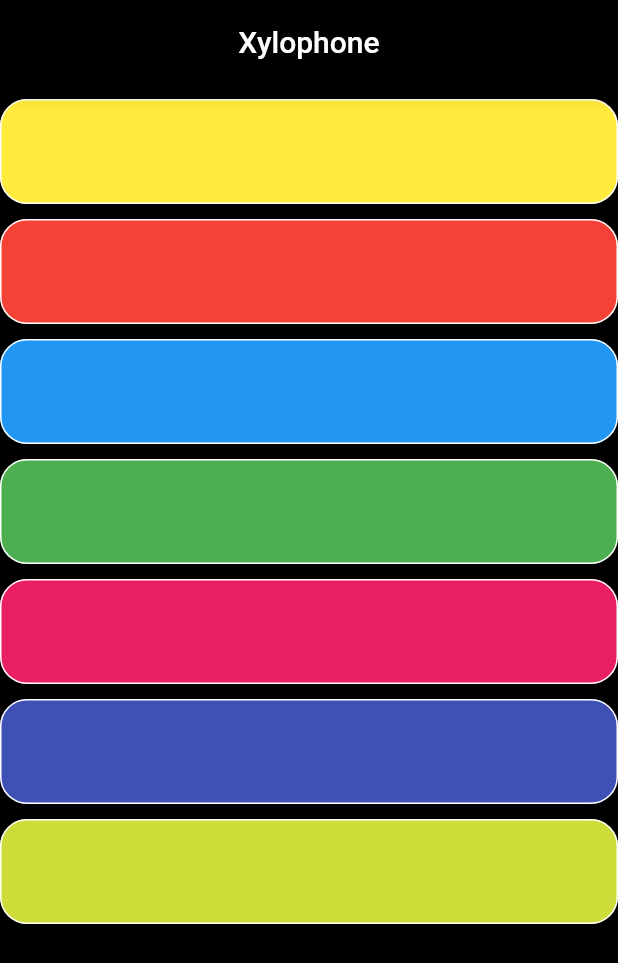
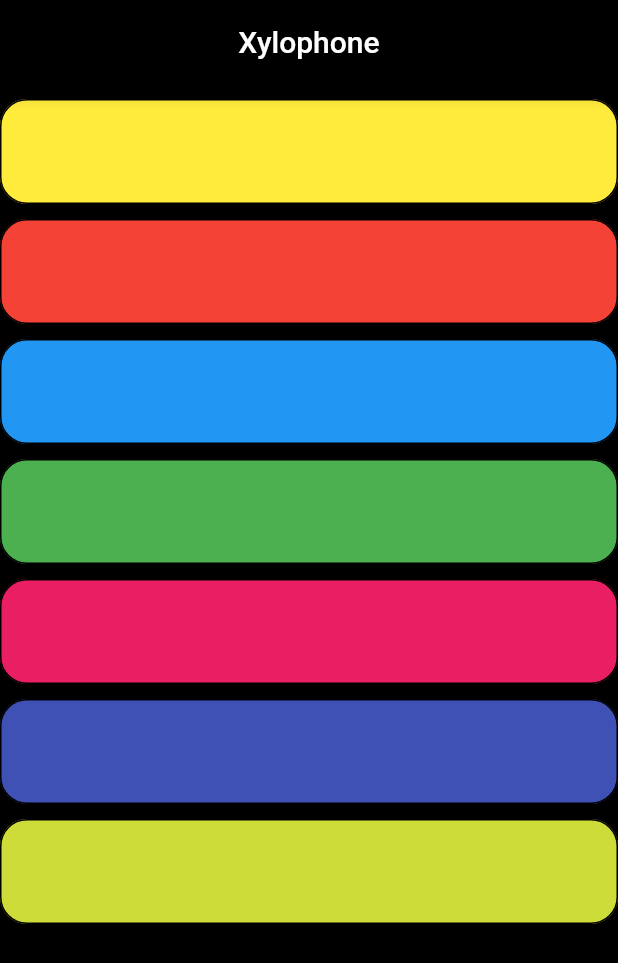
Before and after one commit to tk-code-dev/flutter_xylophone, a Flutter app: the screen it shows after launch, on a phone screen of 412 x 824 dp. Shown: the top 963 px of the screen. Run offline on Flutter 3.47's test engine with Material 2 defaults, Android fonts, the light colour scheme and no system bars; our stand-ins replace audioplayers.

Commit message:
Xylophone App image

```diff
--- a/lib/main.dart
+++ b/lib/main.dart
@@ -17,7 +17,7 @@ class XylophoneApp extends StatelessWidget {
           color: color,
           shape: RoundedRectangleBorder(
               borderRadius: new BorderRadius.circular(18.0),
-              side: BorderSide(color: Colors.white)),
+              side: BorderSide(color: Colors.black)),
           onPressed: () {
             playSound(soundNum);
           },
```
Also changed, not shown: xylophone_img.png (added).
